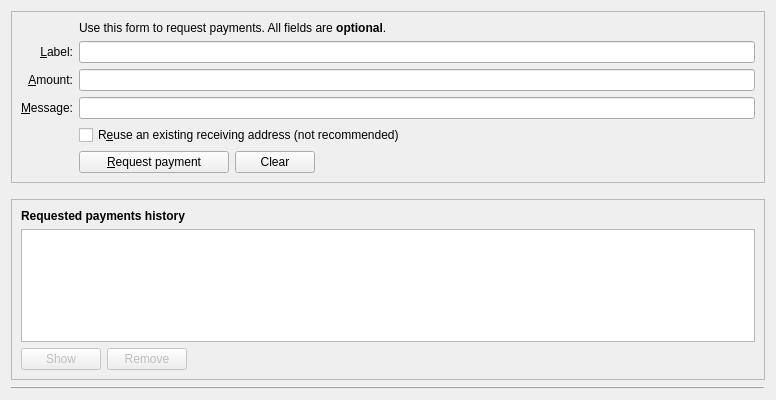
Qt form src/qt/forms/receivecoinsdialog.ui (FeatherCoin/Feathercoin) before a commit.
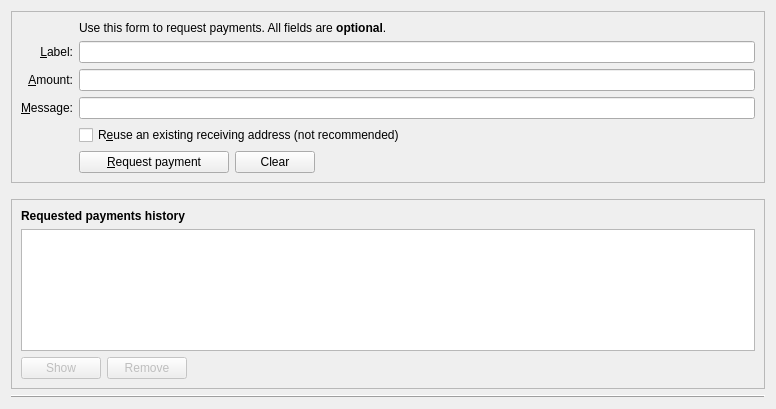
The same form after that commit. Icons and pictures are not drawn. Custom widgets are drawn as their Qt base class.

Commit message: updated qrcode icon for show details of historical transactions

```diff
--- a/src/qt/forms/receivecoinsdialog.ui
+++ b/src/qt/forms/receivecoinsdialog.ui
@@ -7,7 +7,7 @@
     <x>0</x>
     <y>0</y>
     <width>776</width>
-    <height>400</height>
+    <height>409</height>
    </rect>
   </property>
   <layout class="QVBoxLayout" name="verticalLayout" stretch="0,0,1,0">
```
Left out of the diff: 4 changed lines with no effect on the pictures.
